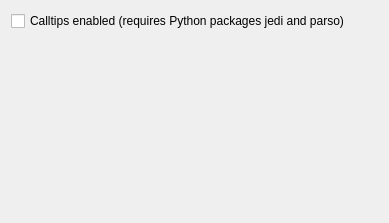
This is Qitom/ui/widgetPropEditorCalltips.ui in itom-project/itom as Qt 5 draws it before an edit. The edited form follows.
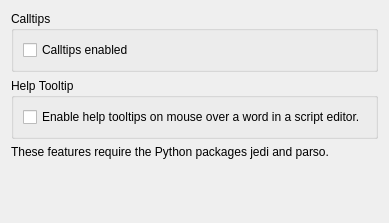
This is the edited form.

Commit message: Initial version of mouse-over tooltips for words in a script editor using the method help of jedi. This feature can be disabled in the itom property dialog.

What changed in the file:
```diff
--- a/Qitom/ui/widgetPropEditorCalltips.ui
+++ b/Qitom/ui/widgetPropEditorCalltips.ui
@@ -15,9 +15,41 @@
   </property>
   <layout class="QVBoxLayout" name="verticalLayout">
    <item>
-    <widget class="QCheckBox" name="checkCallTips">
+    <widget class="QGroupBox" name="groupBox">
+     <property name="title">
+      <string>Calltips</string>
+     </property>
+     <layout class="QVBoxLayout" name="verticalLayout_2">
+      <item>
+       <widget class="QCheckBox" name="checkCallTips">
+        <property name="text">
+         <string>Calltips enabled</string>
+        </property>
+       </widget>
+      </item>
+     </layout>
+    </widget>
+   </item>
+   <item>
+    <widget class="QGroupBox" name="groupBox_2">
+     <property name="title">
+      <string>Help Tooltip</string>
+     </property>
+     <layout class="QVBoxLayout" name="verticalLayout_3">
+      <item>
+       <widget class="QCheckBox" name="checkHelpTooltip">
+        <property name="text">
+         <string>Enable help tooltips on mouse over a word in a script editor.</string>
+        </property>
+       </widget>
+      </item>
+     </layout>
+    </widget>
+   </item>
+   <item>
+    <widget class="QLabel" name="label">
      <property name="text">
-      <string>Calltips enabled (requires Python packages jedi and parso)</string>
+      <string>These features require the Python packages jedi and parso.</string>
      </property>
     </widget>
    </item>
```
The commit also changes 19 other files.
